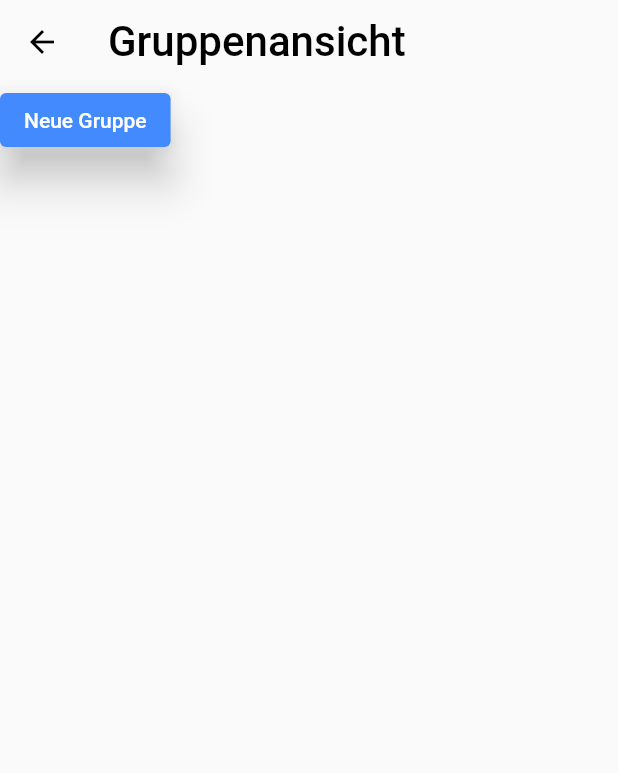
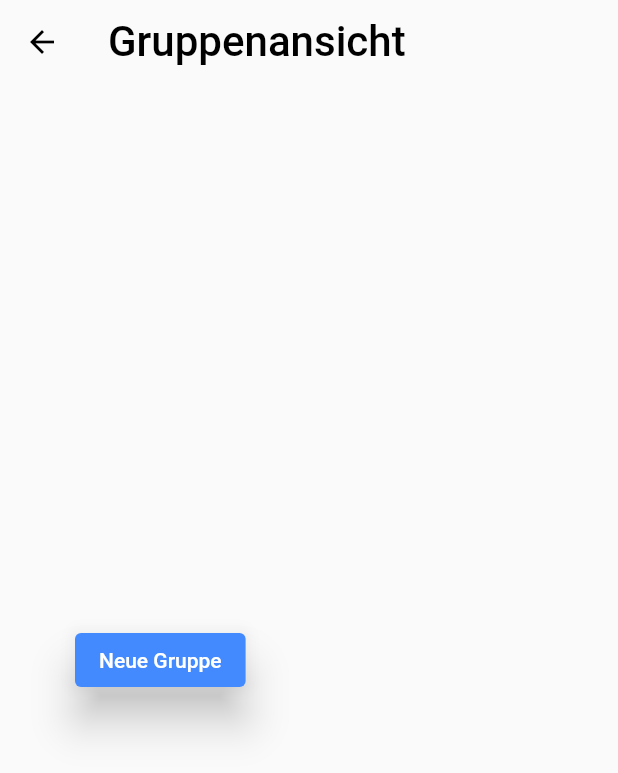
Before and after one commit to marcothuemmler/borrow-app, a Flutter app: the GroupView screen opened by its route, on a phone screen of 412 x 824 dp. Shown: the top 773 px of the screen. Run offline on Flutter 3.47's test engine with Material 2 defaults, Android fonts, the phone set to English and light mode, and no system bars; our stand-ins replace dio, email_validator, flutter_dotenv, flutter_riverpod, freezed_annotation, pretty_dio_logger; statements that could not run were skipped.

```diff
--- a/lib/views/home/group.view.dart
+++ b/lib/views/home/group.view.dart
@@ -33,7 +33,11 @@ class _LoginViewState extends ConsumerState<GroupView> {
           elevation: 0,
           foregroundColor: Colors.black),
       body: Container(
+        padding: const EdgeInsets.symmetric(horizontal: 50),
+        child: Form(
           child: Column(
+            mainAxisAlignment: MainAxisAlignment.center,
+            crossAxisAlignment: CrossAxisAlignment.start,
             children: [
               ElevatedButton(
                 onPressed: () {},
@@ -44,6 +48,7 @@ class _LoginViewState extends ConsumerState<GroupView> {
               )
             ],
           ),
+        )
       ),
     );
   }
```
Lines whose indentation alone changed are shown as unchanged.
